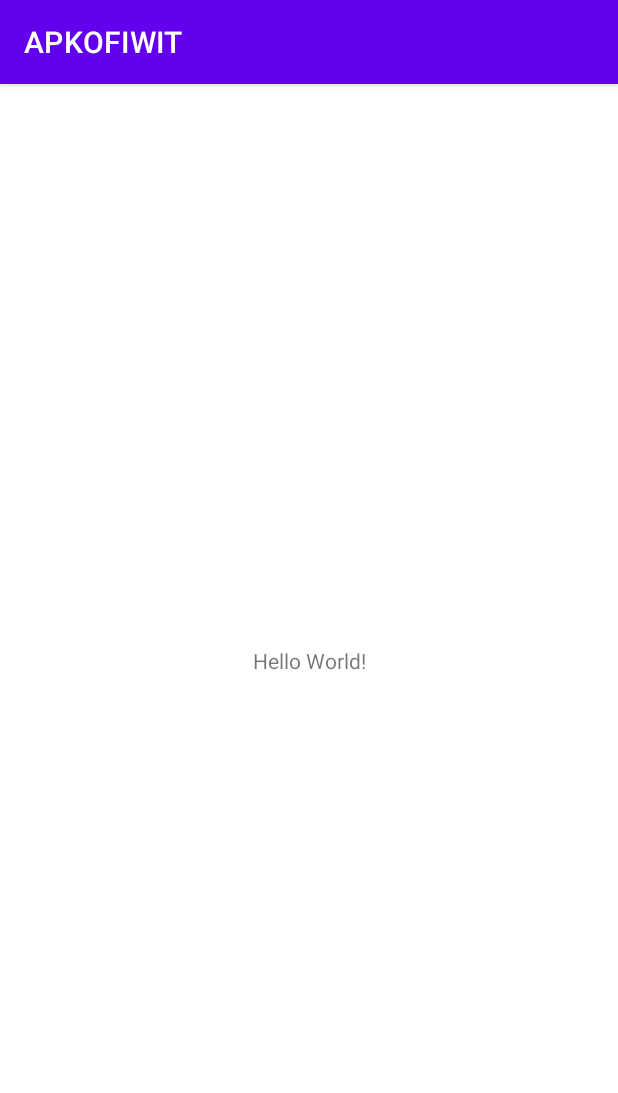
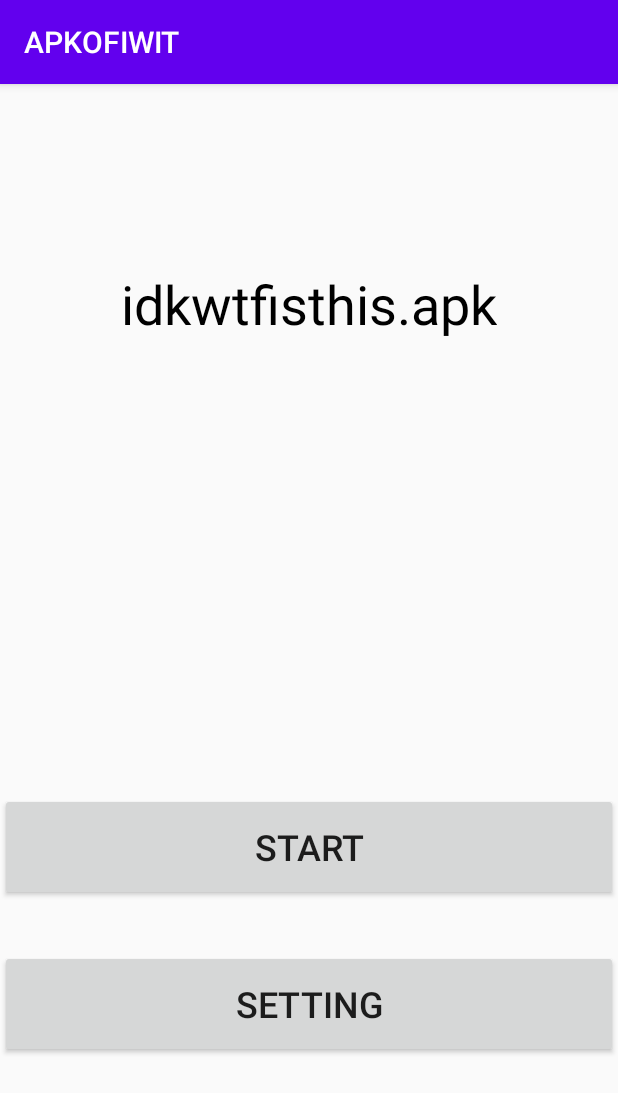
Before and after one commit to DABRiXPERT/APKOFIWIT, an Android app: the screen it shows after launch (MainActivity), on a phone screen of 412 x 824 dp. Shown: the top 1093 px of the screen. Run offline under Robolectric (Android 15) with nearby library versions, the phone set to English and light mode, and no system bars; 1 statement that could not run was skipped.

Commit message:
FRAGMENT DEPRECATED PROBLEM SOLVED. FINALLY FUCK YEAH
[2021.02.12_1909_+0800]

```diff
--- a/app/src/main/AndroidManifest.xml
+++ b/app/src/main/AndroidManifest.xml
@@ -9,7 +9,7 @@
         android:roundIcon="@mipmap/ic_launcher_round"
         android:supportsRtl="true"
         android:theme="@style/Theme.APKOFIWIT">
-        <activity android:name=".MainActivity">
+        <activity android:name=".MainActivity" android:screenOrientation="portrait">
             <intent-filter>
                 <action android:name="android.intent.action.MAIN" />
 
--- /dev/null
+++ b/app/src/main/java/com/buriku/nayoni/apkofiwit/MAIN_MENU.java
@@ -0,0 +1,55 @@
+package com.buriku.nayoni.apkofiwit;
+
+import android.os.Bundle;
+
+import androidx.annotation.Nullable;
+import androidx.fragment.app.Fragment;
+
+import android.text.Layout;
+import android.util.Log;
+import android.view.LayoutInflater;
+import android.view.View;
+import android.view.ViewGroup;
+import android.widget.Button;
+import android.widget.TextView;
+
+import com.google.android.material.snackbar.Snackbar;
+
+public class MAIN_MENU extends Fragment {
+
+    TextView version;
+    Button start;
+    MainActivity activity;
+    String current_ver = "";
+    /*
+    @Override
+    public void onCreate(@Nullable Bundle savedInstanceState) {
+        super.onCreate(savedInstanceState);
+        activity = (MainActivity) getActivity();
+    }
+    */
+    @Override
+    public View onCreateView(LayoutInflater inflater, ViewGroup container, Bundle savedInstanceState) {
+        // Inflate the layout for this fragment
+
+        getFragmentManager().popBackStack();
+        View view = inflater.inflate(R.layout.fragment_main_menu, container, false);
+        start = view.findViewById(R.id.start_button);
+        version = view.findViewById(R.id.version);
+        if (getString(R.string.indev) == "true")
+        {
+            current_ver += "[CONSTRUCTING]\n";
+        }
+        current_ver += BuildConfig.VERSION_NAME;
+        Log.w("DAB", "current = " + current_ver);
+        version.setText(current_ver);
+        start.setOnClickListener(new View.OnClickListener() {
+            @Override
+            public void onClick(View v) {
+                Snackbar.make(view, "PRESSED!", Snackbar.LENGTH_LONG).show();
+            }
+        });
+
+        return view;
+    }
+}
--- a/app/src/main/java/com/buriku/nayoni/apkofiwit/MainActivity.java
+++ b/app/src/main/java/com/buriku/nayoni/apkofiwit/MainActivity.java
@@ -1,8 +1,12 @@
 package com.buriku.nayoni.apkofiwit;
 
 import androidx.appcompat.app.AppCompatActivity;
+import androidx.fragment.app.Fragment;
+import androidx.fragment.app.FragmentManager;
+import androidx.fragment.app.FragmentTransaction;
 
 import android.os.Bundle;
+import android.util.Log;
 
 public class MainActivity extends AppCompatActivity {
 
@@ -10,5 +14,14 @@ public class MainActivity extends AppCompatActivity {
     protected void onCreate(Bundle savedInstanceState) {
         super.onCreate(savedInstanceState);
         setContentView(R.layout.activity_main);
+        Log.w("DAB", "NAME: " + BuildConfig.VERSION_NAME);
+        Log.w("DAB", "CODE: " + BuildConfig.VERSION_CODE);
+
+        FragmentManager fragmentManager = getSupportFragmentManager();
+        FragmentTransaction fragmentTransaction = fragmentManager.beginTransaction();
+        MAIN_MENU main_menu = new MAIN_MENU();
+        fragmentTransaction.add(R.id.place_view_in_here, main_menu);
+        fragmentTransaction.commit();
     }
+
 }
--- a/app/src/main/res/layout/activity_main.xml
+++ b/app/src/main/res/layout/activity_main.xml
@@ -6,13 +6,14 @@
     android:layout_height="match_parent"
     tools:context=".MainActivity">
 
-    <TextView
-        android:layout_width="wrap_content"
-        android:layout_height="wrap_content"
-        android:text="Hello World!"
+    <androidx.constraintlayout.widget.ConstraintLayout
+        android:id="@+id/place_view_in_here"
+        android:layout_width="0dp"
+        android:layout_height="0dp"
         app:layout_constraintBottom_toBottomOf="parent"
-        app:layout_constraintLeft_toLeftOf="parent"
-        app:layout_constraintRight_toRightOf="parent"
-        app:layout_constraintTop_toTopOf="parent" />
+        app:layout_constraintEnd_toEndOf="parent"
+        app:layout_constraintStart_toStartOf="parent"
+        app:layout_constraintTop_toTopOf="parent">
 
+    </androidx.constraintlayout.widget.ConstraintLayout>
 </androidx.constraintlayout.widget.ConstraintLayout>
--- /dev/null
+++ b/app/src/main/res/layout/fragment_main_menu.xml
@@ -0,0 +1,71 @@
+<?xml version="1.0" encoding="utf-8"?>
+<FrameLayout xmlns:android="http://schemas.android.com/apk/res/android"
+    xmlns:app="http://schemas.android.com/apk/res-auto"
+    xmlns:tools="http://schemas.android.com/tools"
+    android:layout_width="match_parent"
+    android:layout_height="match_parent"
+    tools:context=".MAIN_MENU">
+
+    <androidx.constraintlayout.widget.ConstraintLayout
+        android:layout_width="match_parent"
+        android:layout_height="match_parent">
+
+        <TextView
+            android:id="@+id/title"
+            android:layout_width="wrap_content"
+            android:layout_height="wrap_content"
+            android:layout_marginTop="122dp"
+            android:text="@string/game_title"
+            android:textColor="@color/black"
+            android:textSize="36sp"
+            app:layout_constraintBottom_toTopOf="@+id/version"
+            app:layout_constraintEnd_toEndOf="parent"
+            app:layout_constraintHorizontal_bias="0.5"
+            app:layout_constraintStart_toStartOf="parent"
+            app:layout_constraintTop_toTopOf="parent" />
+
+        <TextView
+            android:id="@+id/version"
+            android:layout_width="wrap_content"
+            android:layout_height="wrap_content"
+            android:layout_marginBottom="269dp"
+            android:text="@string/ver_failed_to_load"
+            android:textSize="24sp"
+            app:layout_constraintBottom_toTopOf="@+id/linearLayout"
+            app:layout_constraintEnd_toEndOf="parent"
+            app:layout_constraintStart_toStartOf="parent"
+            app:layout_constraintTop_toBottomOf="@+id/title" />
+
+        <LinearLayout
+            android:id="@+id/linearLayout"
+            android:layout_width="0dp"
+            android:layout_height="0dp"
+            android:orientation="vertical"
+            app:layout_constraintBottom_toBottomOf="parent"
+            app:layout_constraintEnd_toEndOf="parent"
+            app:layout_constraintStart_toStartOf="parent"
+            app:layout_constraintTop_toBottomOf="@+id/version">
+
+            <Button
+                android:id="@+id/start_button"
+                android:layout_width="match_parent"
+                android:layout_height="72sp"
+                android:text="@string/start_game"
+                android:textSize="24sp" />
+
+            <TextView
+                android:id="@+id/useless_textView"
+                android:layout_width="match_parent"
+                android:layout_height="wrap_content"
+                android:textSize="24sp" />
+
+            <Button
+                android:id="@+id/setting"
+                android:layout_width="match_parent"
+                android:layout_height="72sp"
+                android:text="@string/setting"
+                android:textSize="24sp" />
+        </LinearLayout>
+
+    </androidx.constraintlayout.widget.ConstraintLayout>
+</FrameLayout>
--- a/app/src/main/res/values/strings.xml
+++ b/app/src/main/res/values/strings.xml
@@ -1,3 +1,10 @@
 <resources>
     <string name="app_name">APKOFIWIT</string>
+    <string name="game_title">idkwtfisthis.apk</string>
+    <string name="start_game">START</string>
+    <string name="setting">SETTING</string>
+    <!-- FAILED TO LOAD VERSION-->
+    <string name="ver_failed_to_load">VERSION FAILED LOADING.</string>
+    <!-- TODO: Remove or change this placeholder text -->
+    <string name="hello_blank_fragment">Hello blank fragment</string>
 </resources>
--- a/app/src/main/res/values/themes.xml
+++ b/app/src/main/res/values/themes.xml
@@ -1,6 +1,6 @@
 <resources xmlns:tools="http://schemas.android.com/tools">
     <!-- Base application theme. -->
-    <style name="Theme.APKOFIWIT" parent="Theme.MaterialComponents.DayNight.DarkActionBar">
+    <style name="Theme.APKOFIWIT" parent="Theme.AppCompat.Light.DarkActionBar">
         <!-- Primary brand color. -->
         <item name="colorPrimary">@color/purple_500</item>
         <item name="colorPrimaryVariant">@color/purple_700</item>
```
Also changed, not shown: app/build.gradle (+140 -3 lines), app/src/main/java/com/buriku/nayoni/apkofiwit/IN_GAME.java (added, +30 -0 lines), app/src/main/res/layout/fragment_in_game.xml (added, +13 -0 lines), 1 other file.
